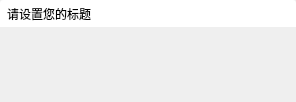
Before: the Qt Designer form TopWindow/gui/TopWindow.ui in xtuer/Qt, drawn with Qt 5.
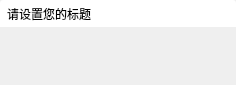
After: the same form once the commit is applied. Icons and pictures are not drawn.

Diff of the .ui file:
```diff
--- a/TopWindow/gui/TopWindow.ui
+++ b/TopWindow/gui/TopWindow.ui
@@ -6,8 +6,8 @@
    <rect>
     <x>0</x>
     <y>0</y>
-    <width>296</width>
-    <height>102</height>
+    <width>236</width>
+    <height>85</height>
    </rect>
   </property>
   <property name="windowTitle">
@@ -26,8 +26,10 @@
 
 #titleBar QPushButton  {
     border: none;
-    width: 25px;
-    height: 27px;
+    min-width: 25px;
+    max-width: 25px;
+    min-height: 27px;
+    max-height: 27px;
     padding: 0;
     margin: 0;
     border-width: 0 0 0 0;
```
Left out of the diff: 26 changed lines with no effect on the pictures.
